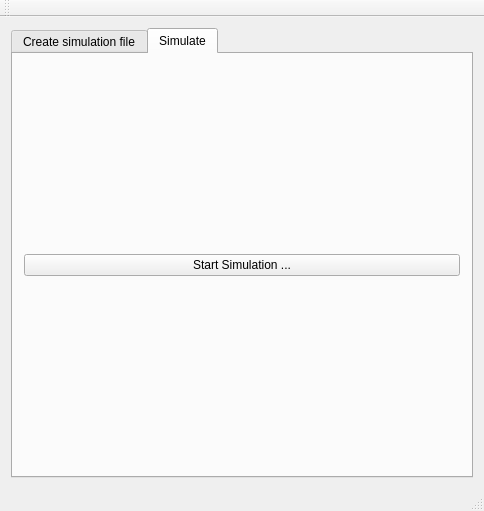
m-anwr/DSProject, file src/mainwindow.ui: the form before one commit.
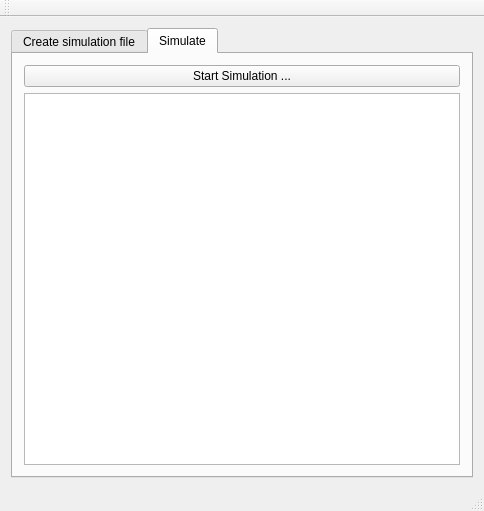
The form after the commit. The open tabs and pages were chosen to show the change.

```diff
--- a/src/mainwindow.ui
+++ b/src/mainwindow.ui
@@ -174,6 +174,9 @@
           </property>
          </widget>
         </item>
+        <item row="2" column="0" colspan="2">
+         <widget class="QGraphicsView" name="graphicsView"/>
+        </item>
        </layout>
       </widget>
      </widget>
```
Left out of the diff: 2 changed lines with no effect on the pictures.
